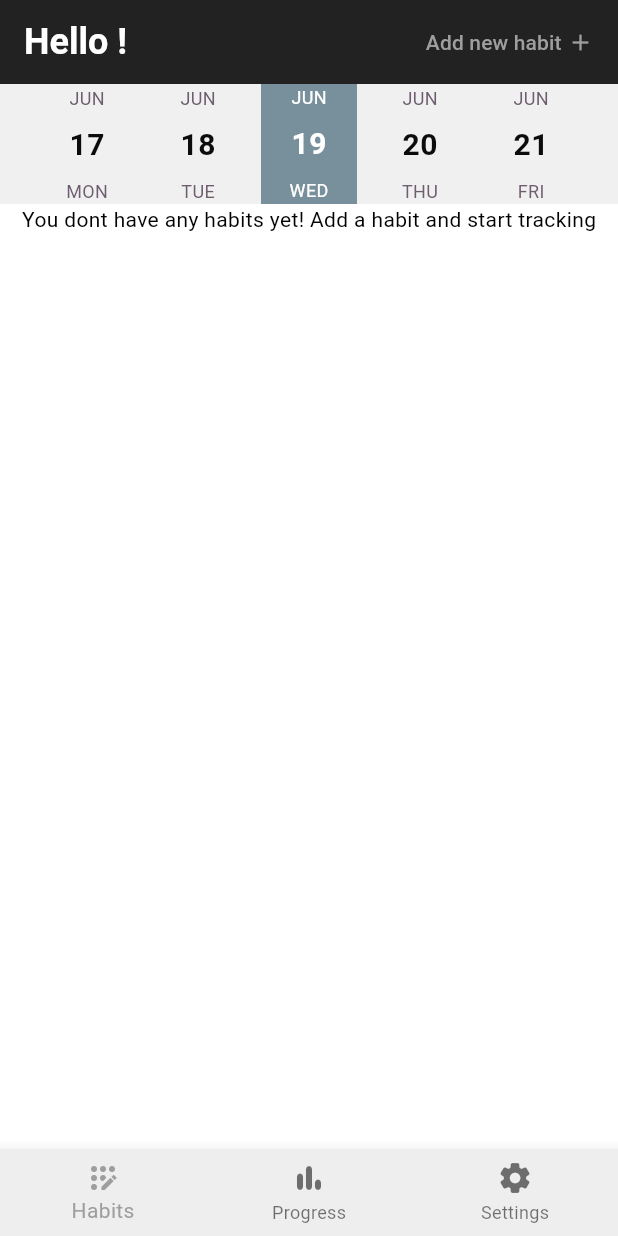
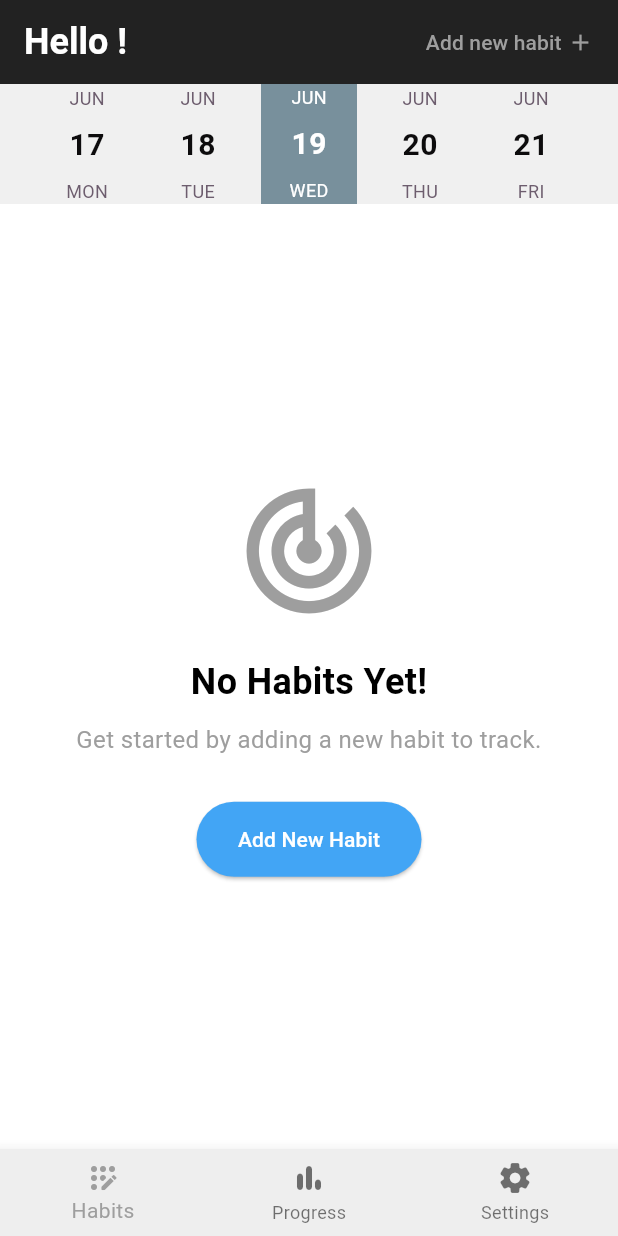
Before and after one commit to andresceron/habituo, a Flutter app: the screen it shows once a user with an empty profile is signed in, on a phone screen of 412 x 824 dp. Run offline on Flutter 3.47's test engine with Material 3 defaults, Android fonts, the phone set to English and light mode, and no system bars; drawn by our look-alikes of easy_date_timeline; our stand-ins replace cloud_firestore, firebase_auth, firebase_core, flutter_heatmap_calendar, flutter_slidable, fluttertoast; accounts and stored records are empty.

Commit message:
update no habits page

```diff
--- a/lib/pages/home_page.dart
+++ b/lib/pages/home_page.dart
@@ -256,8 +256,45 @@ class _HomePageState extends State<HomePage> {
             },
           );
         } else {
-          return const Text(
-              'You dont have any habits yet! Add a habit and start tracking');
+          return Column(
+            mainAxisAlignment: MainAxisAlignment.center,
+            children: [
+              const Icon(
+                Icons.track_changes,
+                size: 100,
+                color: Colors.grey,
+              ),
+              const SizedBox(height: 20),
+              const Text(
+                'No Habits Yet!',
+                style: TextStyle(
+                  fontSize: 24,
+                  fontWeight: FontWeight.bold,
+                ),
+              ),
+              const SizedBox(height: 10),
+              const Text(
+                "Get started by adding a new habit to track.",
+                style: TextStyle(
+                  fontSize: 16,
+                  color: Colors.grey,
+                ),
+                textAlign: TextAlign.center,
+              ),
+              const SizedBox(height: 30),
+              ElevatedButton(
+                style: ElevatedButton.styleFrom(
+                  backgroundColor: Colors.blue[400],
+                  minimumSize: const Size(150, 50),
+                ),
+                onPressed: () => createNewHabit(),
+                child: const Text(
+                  'Add New Habit',
+                  style: TextStyle(color: Colors.white),
+                ),
+              ),
+            ],
+          );
         }
       },
     );
```
